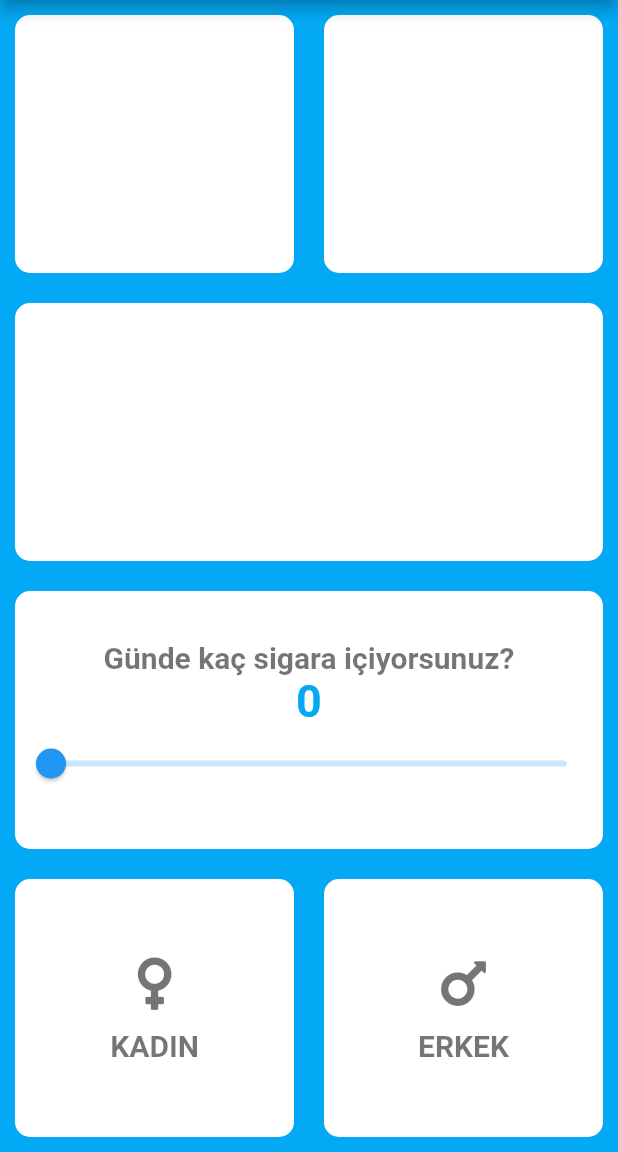
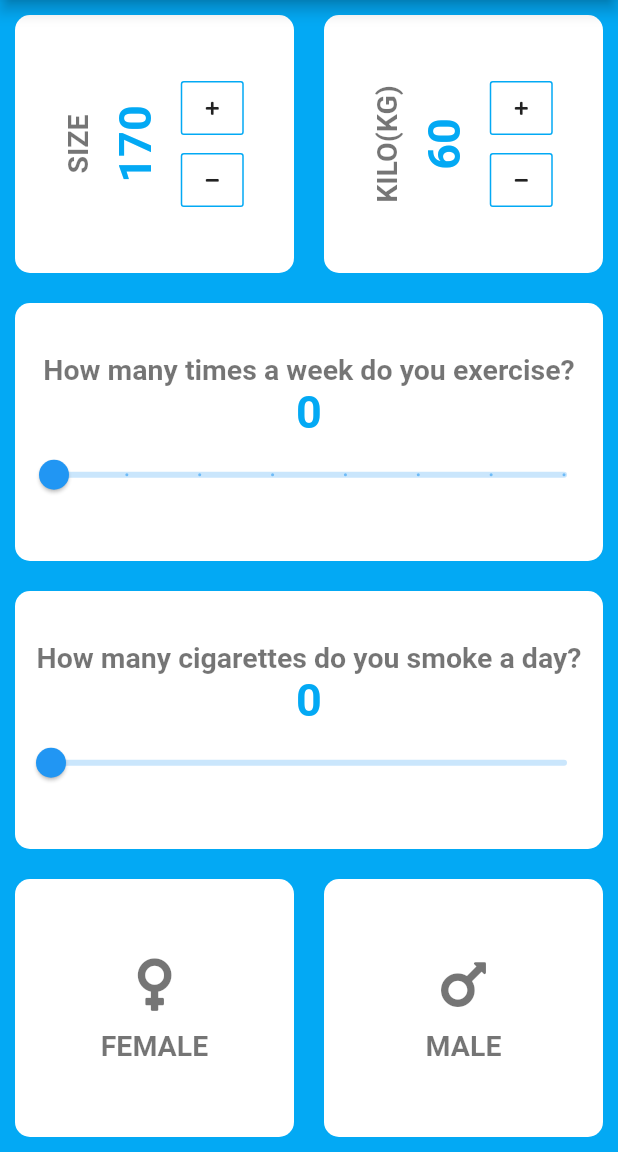
Before and after one commit to dogusipeksac/life_expectancy_flutter_app, a Flutter app: the screen it shows after launch, on a phone screen of 412 x 824 dp, the part 84-1236 px from its top. Run offline on Flutter 3.47's test engine with Material 2 defaults, Android fonts, the phone set to English and light mode, and no system bars; our stand-ins replace font_awesome_flutter.

Commit message:
rotedbox and outlinebutton learned

```diff
--- /dev/null
+++ b/lib/constants.dart
@@ -0,0 +1,10 @@
+import 'package:flutter/material.dart';
+
+TextStyle textStyle =
+    TextStyle(fontSize: 19, color: Colors.black54, fontWeight: FontWeight.bold);
+
+TextStyle numberStyle = TextStyle(
+  fontSize: 30,
+  color: Colors.lightBlue,
+  fontWeight: FontWeight.bold,
+);
--- a/lib/genderfuct.dart
+++ b/lib/genderfuct.dart
@@ -1,4 +1,6 @@
 import 'package:flutter/material.dart';
+
+import 'constants.dart';
 
 class GenderFuct extends StatelessWidget {
   final IconData icon;
@@ -19,8 +21,7 @@ class GenderFuct extends StatelessWidget {
         ),
         Text(
           text,
-          style: TextStyle(
-              fontSize: 20, color: Colors.black54, fontWeight: FontWeight.bold),
+          style:textStyle,
         ),
       ],
     );
--- a/lib/input_page.dart
+++ b/lib/input_page.dart
@@ -1,5 +1,7 @@
 import 'package:flutter/material.dart';
+import 'package:flutter/widgets.dart';
 import 'package:font_awesome_flutter/font_awesome_flutter.dart';
+import 'constants.dart';
 import 'mycontainer.dart';
 import 'genderfuct.dart';
 
@@ -9,8 +11,12 @@ class InputPage extends StatefulWidget {
 }
 
 class _InputPageState extends State<InputPage> {
-  String seciliButton;
-  double icilenSigara=0.0;
+  String selectedButton;
+  double numberOfCigarettes = 0.0;
+  double numberOfExercises = 0.0;
+  int humanSize = 170;
+  int humanKilo=60;
+
   @override
   Widget build(BuildContext context) {
     return Scaffold(
@@ -30,18 +36,126 @@ class _InputPageState extends State<InputPage> {
               children: [
                 Expanded(
                   flex: 1,
-                  child: MyContainer(),
+                  child: MyContainer(
+                    child: Row(
+                      mainAxisAlignment: MainAxisAlignment.center,
+                      children: <Widget>[
+                        //çok güzel birşey unutma bunu rotatedbox
+                        RotatedBox(
+                            quarterTurns: 3,
+                            child: Text(
+                              "SIZE",
+                              style: textStyle,
+                            )),
+                        SizedBox(
+                          width: 10,
+                        ),
+                        RotatedBox(
+                            quarterTurns: 3,
+                            child: Text(
+                              humanSize.toString(),
+                              style: numberStyle,
+                            )),
+                        SizedBox(
+                          width: 10,
+                        ),
+                        Column(
+                          mainAxisAlignment: MainAxisAlignment.center,
+                          children: <Widget>[
+                            ButtonTheme(
+                              minWidth: 36,
+                              height: 36,
+                              // ignore: deprecated_member_use
+                              child: OutlineButton(
+                                borderSide: BorderSide(color: Colors.lightBlue,width: 1),
+                                child: Icon(
+                                  FontAwesomeIcons.plus,
+                                  size: 10,
+                                ),
+                                onPressed: () {},
+                              ),
+                            ),
+                            // ignore: deprecated_member_use
+                            ButtonTheme(
+                              minWidth: 36,
+                              height: 36,
+                              child: OutlineButton(
+                                borderSide: BorderSide(color: Colors.lightBlue,width: 1),
+                                onPressed: () {},
+                                child: Icon(
+                                  FontAwesomeIcons.minus,
+                                  size: 10,
+                                ),
+                              ),
+                            ),
+                          ],
+                        ),
+                      ],
+                    ),
+                  ),
                 ),
                 Expanded(
                   flex: 1,
-                  child: MyContainer(),
+                  child: MyContainer(
+                    child: Row(
+                    mainAxisAlignment: MainAxisAlignment.center,
+                    children: <Widget>[
+                      //çok güzel birşey unutma bunu rotatedbox
+                      RotatedBox(
+                          quarterTurns: 3,
+                          child: Text(
+                            "KILO(KG)",
+                            style: textStyle,
+                          )),
+                      SizedBox(
+                        width: 10,
+                      ),
+                      RotatedBox(
+                          quarterTurns: 3,
+                          child: Text(
+                            humanKilo.toString(),
+                            style: numberStyle,
+                          )),
+                      SizedBox(
+                        width: 10,
+                      ),
+                      Column(
+                        mainAxisAlignment: MainAxisAlignment.center,
+                        children: <Widget>[
+                          ButtonTheme(
+                            minWidth: 36,
+                            height: 36,
+                            // ignore: deprecated_member_use
+                            child: OutlineButton(
+                              borderSide: BorderSide(color: Colors.lightBlue,width: 1),
+                              child: Icon(
+                                FontAwesomeIcons.plus,
+                                size: 10,
+                              ),
+                              onPressed: () {},
+                            ),
+                          ),
+                          // ignore: deprecated_member_use
+                          ButtonTheme(
+                            minWidth: 36,
+                            height: 36,
+                            child: OutlineButton(
+                              borderSide: BorderSide(color: Colors.lightBlue,width: 1),
+                              onPressed: () {},
+                              child: Icon(
+                                FontAwesomeIcons.minus,
+                                size: 10,
+                              ),
+                            ),
+                          ),
+                        ],
+                      ),
+                    ],
+                  ),
+                  ),
                 ),
               ],
             ),
-          ),
-          Expanded(
-            flex: 1,
-            child: MyContainer(),
           ),
           Expanded(
             flex: 1,
@@ -50,29 +164,50 @@ class _InputPageState extends State<InputPage> {
                 mainAxisAlignment: MainAxisAlignment.center,
                 children: <Widget>[
                   Text(
-                    "Günde kaç sigara içiyorsunuz?",
-                    style: TextStyle(
-                      fontSize: 20,
-                      color: Colors.black54,
-                      fontWeight: FontWeight.bold,
-                    ),
+                    "How many times a week do you exercise?",
+                    style: textStyle,
                   ),
                   Text(
-                    "${icilenSigara.toInt()}",
-                    style: TextStyle(
-                      fontSize: 30,
-                      color: Colors.lightBlue,
-                      fontWeight: FontWeight.bold,
-                    ),
+                    "${numberOfExercises.toInt()}",
+                    style: numberStyle,
+                  ),
+                  Slider(
+                    min: 0,
+                    max: 7,
+                    value: numberOfExercises,
+                    divisions: 7,
+                    onChanged: (double newValue) {
+                      setState(() {
+                        numberOfExercises = newValue;
+                      });
+                    },
+                  ),
+                ],
+              ),
+            ),
+          ),
+          Expanded(
+            flex: 1,
+            child: MyContainer(
+              child: Column(
+                mainAxisAlignment: MainAxisAlignment.center,
+                children: <Widget>[
+                  Text(
+                    "How many cigarettes do you smoke a day?",
+                    style: textStyle,
+                  ),
+                  Text(
+                    "${numberOfCigarettes.toInt()}",
+                    style: numberStyle,
                   ),
                   Slider(
                     min: 0,
                     max: 50,
-                    value: icilenSigara,
-                    onChanged:(double newValue){
-                    setState(() {
-                      icilenSigara=newValue;
-                    });
+                    value: numberOfCigarettes,
+                    onChanged: (double newValue) {
+                      setState(() {
+                        numberOfCigarettes = newValue;
+                      });
                     },
                   ),
                 ],
@@ -88,15 +223,15 @@ class _InputPageState extends State<InputPage> {
                   child: MyContainer(
                     onPressed: () {
                       setState(() {
-                        seciliButton = 'KADIN';
+                        selectedButton = 'FEMALE';
                       });
                     },
-                    renk: seciliButton == 'KADIN'
+                    color: selectedButton == 'FEMALE'
                         ? Colors.lightBlue[100]
                         : Colors.white,
                     child: GenderFuct(
                       icon: FontAwesomeIcons.venus,
-                      text: "KADIN",
+                      text: "FEMALE",
                     ),
                   ),
                 ),
@@ -105,15 +240,15 @@ class _InputPageState extends State<InputPage> {
                   child: MyContainer(
                     onPressed: () {
                       setState(() {
-                        seciliButton = 'ERKEK';
+                        selectedButton = 'MALE';
                       });
                     },
-                    renk: seciliButton == 'ERKEK'
+                    color: selectedButton == 'MALE'
                         ? Colors.lightBlue[100]
                         : Colors.white,
                     child: GenderFuct(
                       icon: FontAwesomeIcons.mars,
-                      text: "ERKEK",
+                      text: "MALE",
                     ),
                   ),
                 ),
--- a/lib/mycontainer.dart
+++ b/lib/mycontainer.dart
@@ -1,10 +1,10 @@
 import 'package:flutter/material.dart';
 
 class MyContainer extends StatelessWidget {
-  final Color renk;
+  final Color color;
   final Widget child;
   final Function onPressed;
-  MyContainer({this.renk: Colors.white, this.child, this.onPressed});
+  MyContainer({this.color: Colors.white, this.child, this.onPressed});
   @override
   Widget build(BuildContext context) {
     return GestureDetector(
@@ -13,7 +13,7 @@ class MyContainer extends StatelessWidget {
         child: child,
         margin: EdgeInsets.all(10),
         decoration: BoxDecoration(
-            borderRadius: BorderRadius.circular(10.0), color: renk),
+            borderRadius: BorderRadius.circular(10.0), color: color),
       ),
     );
   }
```
